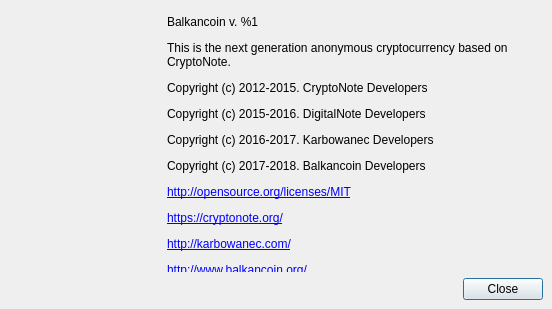
The window that src/gui/ui/aboutdialog.ui (BalkancoinProject/balkancoin_testnet-wallet) describes before a commit, drawn with Qt 5.
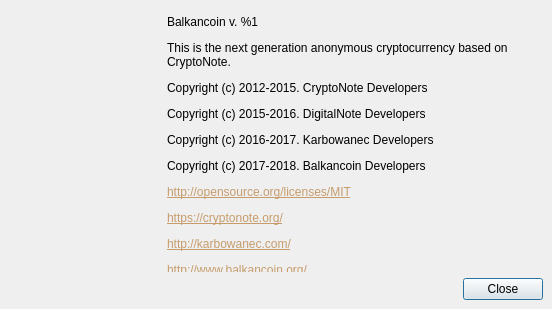
The same window after the commit. Icons and pictures are not drawn.

```diff
--- a/src/gui/ui/aboutdialog.ui
+++ b/src/gui/ui/aboutdialog.ui
@@ -101,7 +101,7 @@
          </size>
         </property>
         <property name="text">
-         <string>&lt;html&gt;&lt;head/&gt;&lt;body&gt;&lt;p&gt;Balkancoin v. %1&lt;/p&gt;&lt;p&gt;This is the next generation anonymous cryptocurrency based on CryptoNote.&lt;/p&gt;&lt;p&gt;Copyright (c) 2012-2015. CryptoNote Developers&lt;/p&gt;&lt;p&gt;Copyright (c) 2015-2016. DigitalNote Developers&lt;/p&gt;&lt;p&gt;Copyright (c) 2016-2017. Karbowanec Developers&lt;/p&gt;&lt;p&gt;Copyright (c) 2017-2018. Balkancoin Developers&lt;/p&gt;&lt;p&gt;&lt;a href=&quot;http://opensource.org/licenses/MIT&quot;&gt;&lt;span style=&quot; text-decoration: underline; color:#0000ff;&quot;&gt;http://opensource.org/licenses/MIT&lt;/span&gt;&lt;/a&gt;&lt;/p&gt;&lt;p&gt;&lt;a href=&quot;https://cryptonote.org/&quot;&gt;&lt;span style=&quot; text-decoration: underline; color:#0000ff;&quot;&gt;https://cryptonote.org/&lt;/span&gt;&lt;/a&gt;&lt;/p&gt;&lt;p&gt;&lt;a href=&quot;http://karbowanec.com/&quot;&gt;&lt;span style=&quot; text-decoration: underline; color:#0000ff;&quot;&gt;http://karbowanec.com/&lt;/span&gt;&lt;/a&gt;&lt;/p&gt;&lt;p&gt;&lt;a href=&quot;http://www.balkancoin.org/&quot;&gt;&lt;span style=&quot; text-decoration: underline; color:#0000ff;&quot;&gt;http://www.balkancoin.org/&lt;/span&gt;&lt;/a&gt;&lt;/p&gt;&lt;/body&gt;&lt;/html&gt;</string>
+         <string>&lt;html&gt;&lt;head/&gt;&lt;body&gt;&lt;p&gt;Balkancoin v. %1&lt;/p&gt;&lt;p&gt;This is the next generation anonymous cryptocurrency based on CryptoNote.&lt;/p&gt;&lt;p&gt;Copyright (c) 2012-2015. CryptoNote Developers&lt;/p&gt;&lt;p&gt;Copyright (c) 2015-2016. DigitalNote Developers&lt;/p&gt;&lt;p&gt;Copyright (c) 2016-2017. Karbowanec Developers&lt;/p&gt;&lt;p&gt;Copyright (c) 2017-2018. Balkancoin Developers&lt;/p&gt;&lt;p&gt;&lt;a href=&quot;http://opensource.org/licenses/MIT&quot;&gt;&lt;span style=&quot; text-decoration: underline; color:#c69c6c;&quot;&gt;http://opensource.org/licenses/MIT&lt;/span&gt;&lt;/a&gt;&lt;/p&gt;&lt;p&gt;&lt;a href=&quot;https://cryptonote.org/&quot;&gt;&lt;span style=&quot; text-decoration: underline; color:#c69c6c;&quot;&gt;https://cryptonote.org/&lt;/span&gt;&lt;/a&gt;&lt;/p&gt;&lt;p&gt;&lt;a href=&quot;http://karbowanec.com/&quot;&gt;&lt;span style=&quot; text-decoration: underline; color:#c69c6c;&quot;&gt;http://karbowanec.com/&lt;/span&gt;&lt;/a&gt;&lt;/p&gt;&lt;p&gt;&lt;a href=&quot;http://www.balkancoin.org/&quot;&gt;&lt;span style=&quot; text-decoration: underline; color:#c69c6c;&quot;&gt;http://www.balkancoin.org/&lt;/span&gt;&lt;/a&gt;&lt;/p&gt;&lt;/body&gt;&lt;/html&gt;</string>
         </property>
         <property name="textFormat">
          <enum>Qt::RichText</enum>
```
